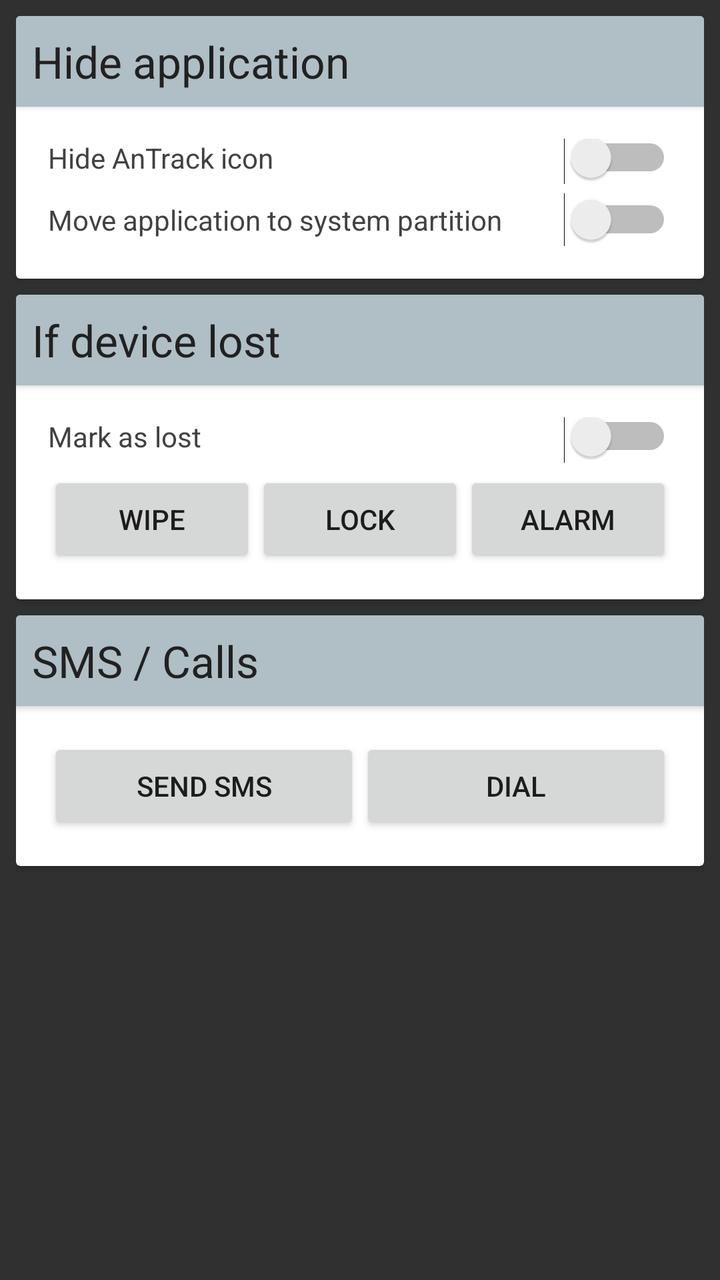
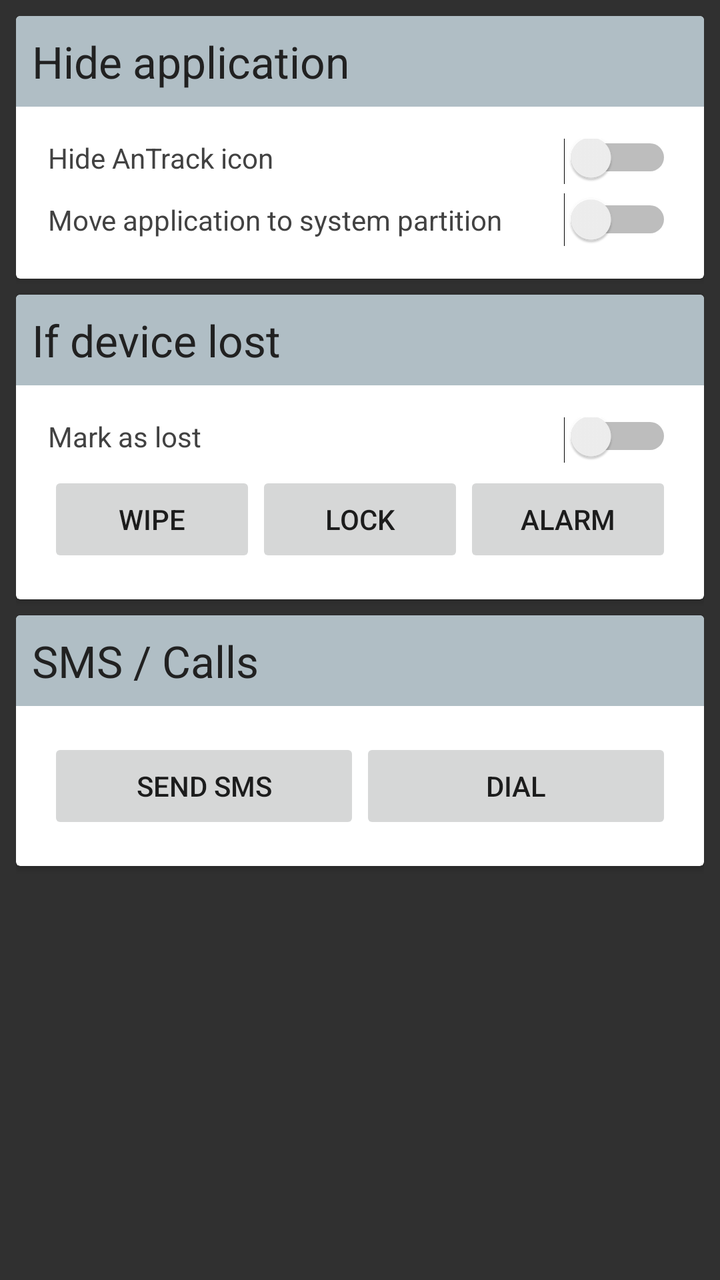

Screens rendered from an Android XML layout before and after an edit, with the pre-edit source and the edit as a unified diff.
<!-- AndroidManifest.xml: application theme AppTheme -->
<!-- res/layout/fragment_control.xml -->
<ScrollView
    xmlns:android="http://schemas.android.com/apk/res/android"
    android:id="@+id/scroll"
    android:layout_width="match_parent"
    android:layout_height="wrap_content">

<LinearLayout
    xmlns:android="http://schemas.android.com/apk/res/android"
    xmlns:tools="http://schemas.android.com/tools"
    android:layout_width="match_parent"
    android:layout_height="wrap_content"
    tools:context="org.antrack.app.ui.MainActivity"
    android:orientation="vertical"
    android:padding="8dp"
    android:theme="@style/Base.Theme.AppCompat.Light"
    >

    <android.support.v7.widget.CardView
        android:layout_width="match_parent"
        android:layout_height="wrap_content"
        android:layout_marginBottom="8dp"
        >
        <LinearLayout
            android:layout_width="match_parent"
            android:layout_height="wrap_content"
            android:orientation="vertical"
            >
            <LinearLayout
                android:layout_width="match_parent"
                android:layout_height="wrap_content"
                android:padding="8dp"
                android:orientation="vertical"
                android:background="@color/cardview_title_bg"
                android:elevation="@dimen/cardview_title_elevation"
                >
                <TextView
                    android:layout_width="wrap_content"
                    android:layout_height="wrap_content"
                    android:text="@string/hide_application"
                    android:textSize="@dimen/cardview_title_text_size"
                    android:textColor="@color/primary_text"
                    />
            </LinearLayout>
            <LinearLayout
                android:layout_width="match_parent"
                android:layout_height="wrap_content"
                android:padding="16dp"
                android:orientation="vertical"
                >
                <Switch
                    android:layout_width="fill_parent"
                    android:layout_height="wrap_content"
                    android:text="@string/hide_icon"
                    android:id="@+id/fragment_control_hide"
                    android:checked="false"
                    android:paddingBottom="8dp"
                    android:textColor="@color/secondary_text"
                    />

                <Switch
                    android:layout_width="fill_parent"
                    android:layout_height="wrap_content"
                    android:text="@string/move_to_system"
                    android:id="@+id/fragment_control_system"
                    android:checked="false"
                    android:textColor="@color/secondary_text"
                    />
            </LinearLayout>
        </LinearLayout>
    </android.support.v7.widget.CardView>

    <android.support.v7.widget.CardView
        android:layout_width="match_parent"
        android:layout_height="wrap_content"
        android:layout_marginBottom="8dp"
        >
        <LinearLayout
            android:layout_width="match_parent"
            android:layout_height="wrap_content"
            android:orientation="vertical"
            >
            <LinearLayout
                android:layout_width="match_parent"
                android:layout_height="wrap_content"
                android:padding="8dp"
                android:orientation="vertical"
                android:background="@color/cardview_title_bg"
                android:elevation="@dimen/cardview_title_elevation"
                >
                <TextView
                    android:layout_width="match_parent"
                    android:layout_height="wrap_content"
                    android:text="@string/if_device_lost"
                    android:textSize="@dimen/cardview_title_text_size"
                    android:textColor="@color/primary_text" />
            </LinearLayout>
            <LinearLayout
                android:layout_width="match_parent"
                android:layout_height="wrap_content"
                android:padding="16dp"
                android:orientation="vertical"
                >
                <Switch
                    android:layout_width="fill_parent"
                    android:layout_height="wrap_content"
                    android:text="@string/mark_as_lost"
                    android:id="@+id/fragment_control_lost"
                    android:checked="false"
                    android:textColor="@color/secondary_text"
                    android:paddingBottom="8dp"
                    />

                <LinearLayout
                    android:layout_width="match_parent"
                    android:layout_height="wrap_content"
                    android:gravity="center"
                    >

                    <Button
                        android:layout_width="0dp"
                        android:layout_height="wrap_content"
                        android:text="@string/wipe"
                        android:id="@+id/fragment_control_wipe"
                        android:layout_weight="0.33"
                        />

                    <Button
                        android:layout_width="0dp"
                        android:layout_height="wrap_content"
                        android:text="@string/lock"
                        android:id="@+id/fragment_control_lock"
                        android:layout_weight="0.33"
                        />

                    <Button
                        android:layout_width="0dp"
                        android:layout_height="wrap_content"
                        android:text="@string/alarm"
                        android:id="@+id/fragment_control_alarm"
                        android:layout_weight="0.33"
                        />
                </LinearLayout>
            </LinearLayout>
        </LinearLayout>
    </android.support.v7.widget.CardView>
    <android.support.v7.widget.CardView
        android:layout_width="match_parent"
        android:layout_height="wrap_content"
        android:layout_marginBottom="8dp"
        >
        <LinearLayout
            android:layout_width="match_parent"
            android:layout_height="wrap_content"
            android:orientation="vertical"
            >
            <LinearLayout
                android:layout_width="match_parent"
                android:layout_height="wrap_content"
                android:padding="8dp"
                android:orientation="vertical"
                android:background="@color/cardview_title_bg"
                android:elevation="@dimen/cardview_title_elevation"
                >
                <TextView
                    android:layout_width="match_parent"
                    android:layout_height="wrap_content"
                    android:text="@string/sms_calls"
                    android:textSize="@dimen/cardview_title_text_size"
                    android:textColor="@color/primary_text"
                    />
        </LinearLayout>
        <LinearLayout
            android:layout_width="match_parent"
            android:layout_height="wrap_content"
            android:padding="16dp"
            android:orientation="vertical"
            >
            <LinearLayout
                android:layout_width="match_parent"
                android:layout_height="wrap_content"
                android:gravity="center"
                >

                <Button
                    android:layout_width="0dp"
                    android:layout_height="wrap_content"
                    android:text="@string/send_sms"
                    android:id="@+id/fragment_control_sms"
                    android:layout_weight="0.5"
                    />

                <Button
                    android:layout_width="0dp"
                    android:layout_height="wrap_content"
                    android:text="@string/dial"
                    android:id="@+id/fragment_control_call"
                    android:layout_weight="0.5"
                    />
            </LinearLayout>
        </LinearLayout>
        </LinearLayout>
    </android.support.v7.widget.CardView>
</LinearLayout>
</ScrollView>
<!-- resources referenced by this layout -->
<resources>
  <item name="cardview_title_bg" type="color">#b0bec5</item>
  <item name="primary_text" type="color">#212121</item>
  <item name="secondary_text" type="color">#424242</item>
  <dimen name="cardview_title_elevation">2dp</dimen>
  <dimen name="cardview_title_text_size">22sp</dimen>
  <string name="alarm">Alarm</string>
  <string name="dial">Dial</string>
  <string name="hide_application">Hide application</string>
  <string name="hide_icon">Hide AnTrack icon</string>
  <string name="if_device_lost">If device lost</string>
  <string name="lock">Lock</string>
  <string name="mark_as_lost">Mark as lost</string>
  <string name="move_to_system">Move application to system partition</string>
  <string name="send_sms">Send SMS</string>
  <string name="sms_calls">SMS / Calls</string>
  <string name="wipe">Wipe</string>
  <style name="AppTheme" parent="Theme.AppCompat.NoActionBar">
          
          <item name="windowActionBar">false</item>
          <item name="windowNoTitle">true</item>
      </style>
</resources>

<!-- the commit's change to res/layout/fragment_control.xml (unified diff, before → after) -->
@@ -31,7 +31,6 @@
                 android:padding="8dp"
                 android:orientation="vertical"
                 android:background="@color/cardview_title_bg"
-                android:elevation="@dimen/cardview_title_elevation"
                 >
                 <TextView
                     android:layout_width="wrap_content"
@@ -85,7 +84,6 @@
                 android:padding="8dp"
                 android:orientation="vertical"
                 android:background="@color/cardview_title_bg"
-                android:elevation="@dimen/cardview_title_elevation"
                 >
                 <TextView
                     android:layout_width="match_parent"
@@ -122,6 +120,7 @@
                         android:text="@string/wipe"
                         android:id="@+id/fragment_control_wipe"
                         android:layout_weight="0.33"
+                        android:stateListAnimator="@null"
                         />
 
                     <Button
@@ -130,6 +129,7 @@
                         android:text="@string/lock"
                         android:id="@+id/fragment_control_lock"
                         android:layout_weight="0.33"
+                        android:stateListAnimator="@null"
                         />
 
                     <Button
@@ -138,6 +138,7 @@
                         android:text="@string/alarm"
                         android:id="@+id/fragment_control_alarm"
                         android:layout_weight="0.33"
+                        android:stateListAnimator="@null"
                         />
                 </LinearLayout>
             </LinearLayout>
@@ -159,7 +160,6 @@
                 android:padding="8dp"
                 android:orientation="vertical"
                 android:background="@color/cardview_title_bg"
-                android:elevation="@dimen/cardview_title_elevation"
                 >
                 <TextView
                     android:layout_width="match_parent"
@@ -187,6 +187,7 @@
                     android:text="@string/send_sms"
                     android:id="@+id/fragment_control_sms"
                     android:layout_weight="0.5"
+                    android:stateListAnimator="@null"
                     />
 
                 <Button
@@ -195,6 +196,7 @@
                     android:text="@string/dial"
                     android:id="@+id/fragment_control_call"
                     android:layout_weight="0.5"
+                    android:stateListAnimator="@null"
                     />
             </LinearLayout>
         </LinearLayout>
<!-- resource entries referenced after the edit -->
@@ -3,7 +3,6 @@
   <item name="cardview_title_bg" type="color">#b0bec5</item>
   <item name="primary_text" type="color">#212121</item>
   <item name="secondary_text" type="color">#424242</item>
-  <dimen name="cardview_title_elevation">2dp</dimen>
   <dimen name="cardview_title_text_size">22sp</dimen>
   <string name="alarm">Alarm</string>
   <string name="dial">Dial</string>
